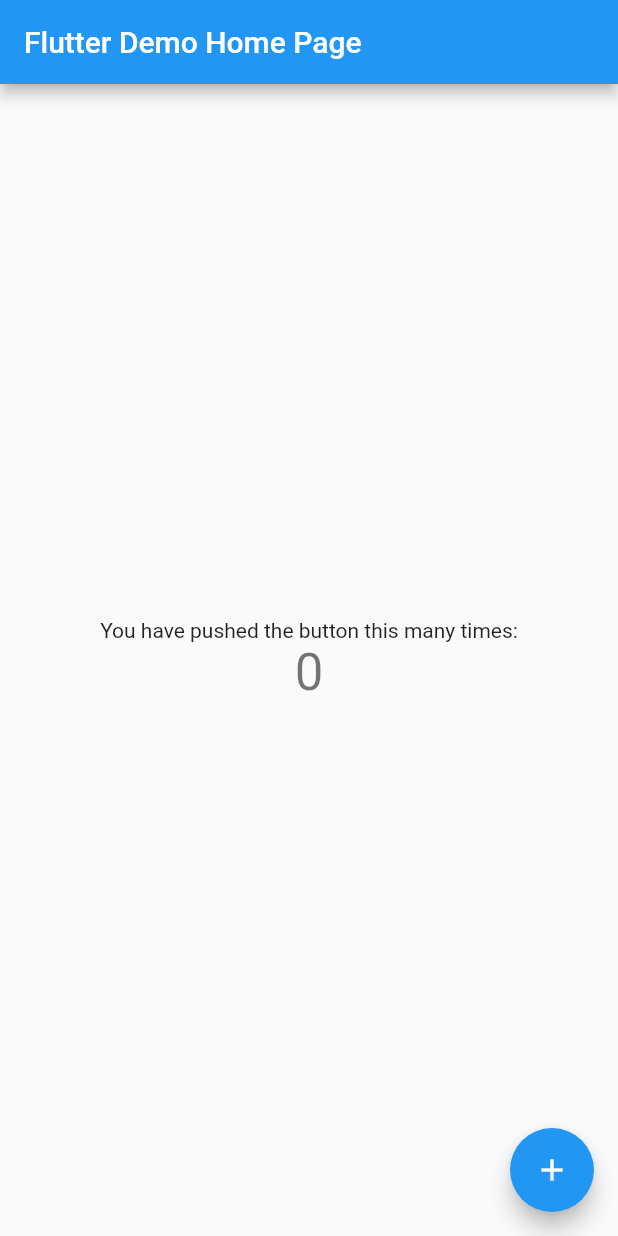
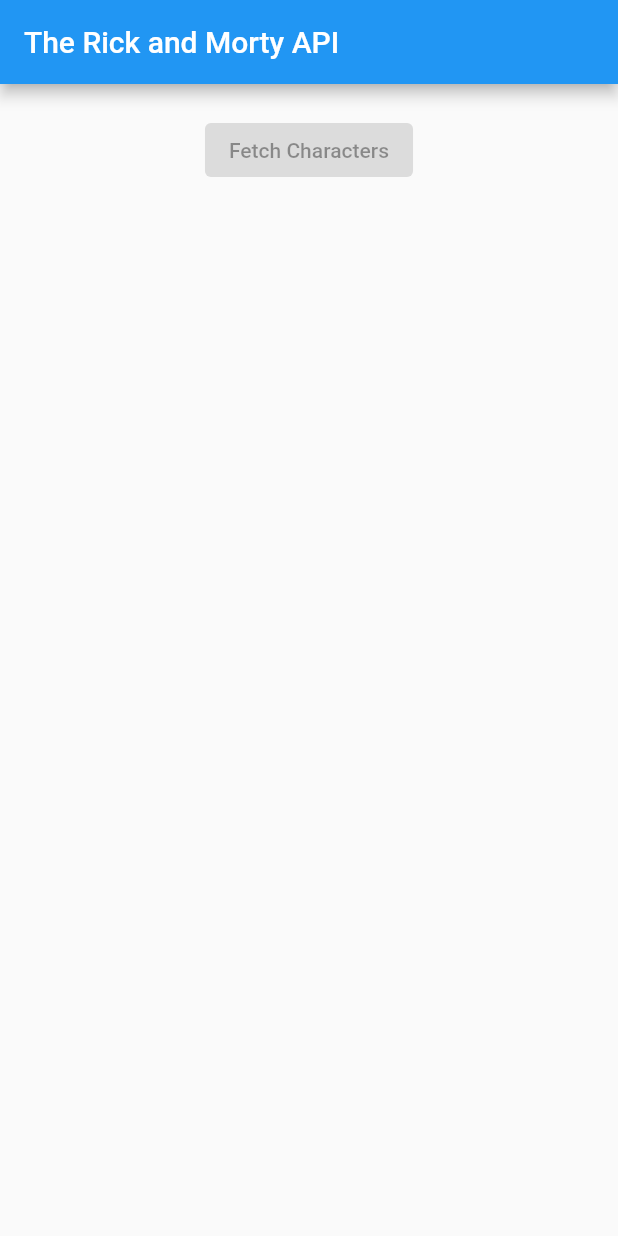
Before and after one commit to CodingFlutter/flutter_graphql, a Flutter app: the screen it shows after launch, on a phone screen of 412 x 824 dp. Run offline on Flutter 3.47's test engine with Material 2 defaults, Android fonts, the phone set to English and light mode, and no system bars; our stand-ins replace graphql_flutter.

```diff
--- /dev/null
+++ b/lib/homepage.dart
@@ -0,0 +1,54 @@
+import 'package:flutter/material.dart';
+
+class HomePage extends StatefulWidget {
+  const HomePage({Key? key}) : super(key: key);
+
+  @override
+  State<HomePage> createState() => _HomePageState();
+}
+
+class _HomePageState extends State<HomePage> {
+  List<dynamic> characters = [];
+  final bool _loading = false;
+
+  @override
+  Widget build(BuildContext context) {
+    return Scaffold(
+      appBar: AppBar(
+        title: const Text('The Rick and Morty API'),
+      ),
+      body: _loading
+          ? const CircularProgressIndicator()
+          : characters.isEmpty
+              ? Column(
+                  children: [
+                    Container(),
+                    const SizedBox(
+                      height: 20,
+                    ),
+                    const ElevatedButton(
+                      onPressed: null,
+                      child: Text('Fetch Characters'),
+                    ),
+                  ],
+                )
+              : GridView.builder(
+                  gridDelegate: const SliverGridDelegateWithFixedCrossAxisCount(
+                    crossAxisCount: 3,
+                  ),
+                  itemCount: characters.length,
+                  itemBuilder: (context, index) {
+                    return Card(
+                      child: Column(
+                        children: [
+                          Image(
+                            image: NetworkImage(characters[index]['image']),
+                          ),
+                          Text(characters[index]['name']),
+                        ],
+                      ),
+                    );
+                  }),
+    );
+  }
+}
--- a/lib/main.dart
+++ b/lib/main.dart
@@ -1,6 +1,10 @@
 import 'package:flutter/material.dart';
+import 'package:graphql_flutter/graphql_flutter.dart';
+import './homepage.dart';
 
-void main() {
+void main() async {
+  WidgetsFlutterBinding.ensureInitialized();
+  await initHiveForFlutter();
   runApp(const MyApp());
 }
 
@@ -11,105 +15,11 @@ class MyApp extends StatelessWidget {
   @override
   Widget build(BuildContext context) {
     return MaterialApp(
-      title: 'Flutter Demo',
+      title: 'GraphQL',
       theme: ThemeData(
-        // This is the theme of your application.
-        //
-        // Try running your application with "flutter run". You'll see the
-        // application has a blue toolbar. Then, without quitting the app, try
-        // changing the primarySwatch below to Colors.green and then invoke
-        // "hot reload" (press "r" in the console where you ran "flutter run",
-        // or simply save your changes to "hot reload" in a Flutter IDE).
-        // Notice that the counter didn't reset back to zero; the application
-        // is not restarted.
         primarySwatch: Colors.blue,
       ),
-      home: const MyHomePage(title: 'Flutter Demo Home Page'),
+      home: const HomePage(),
     );
   }
 }
-
-class MyHomePage extends StatefulWidget {
-  const MyHomePage({Key? key, required this.title}) : super(key: key);
-
-  // This widget is the home page of your application. It is stateful, meaning
-  // that it has a State object (defined below) that contains fields that affect
-  // how it looks.
-
-  // This class is the configuration for the state. It holds the values (in this
-  // case the title) provided by the parent (in this case the App widget) and
-  // used by the build method of the State. Fields in a Widget subclass are
-  // always marked "final".
-
-  final String title;
-
-  @override
-  State<MyHomePage> createState() => _MyHomePageState();
-}
-
-class _MyHomePageState extends State<MyHomePage> {
-  int _counter = 0;
-
-  void _incrementCounter() {
-    setState(() {
-      // This call to setState tells the Flutter framework that something has
-      // changed in this State, which causes it to rerun the build method below
-      // so that the display can reflect the updated values. If we changed
-      // _counter without calling setState(), then the build method would not be
-      // called again, and so nothing would appear to happen.
-      _counter++;
-    });
-  }
-
-  @override
-  Widget build(BuildContext context) {
-    // This method is rerun every time setState is called, for instance as done
-    // by the _incrementCounter method above.
-    //
-    // The Flutter framework has been optimized to make rerunning build methods
-    // fast, so that you can just rebuild anything that needs updating rather
-    // than having to individually change instances of widgets.
-    return Scaffold(
-      appBar: AppBar(
-        // Here we take the value from the MyHomePage object that was created by
-        // the App.build method, and use it to set our appbar title.
-        title: Text(widget.title),
-      ),
-      body: Center(
-        // Center is a layout widget. It takes a single child and positions it
-        // in the middle of the parent.
-        child: Column(
-          // Column is also a layout widget. It takes a list of children and
-          // arranges them vertically. By default, it sizes itself to fit its
-          // children horizontally, and tries to be as tall as its parent.
-          //
-          // Invoke "debug painting" (press "p" in the console, choose the
-          // "Toggle Debug Paint" action from the Flutter Inspector in Android
-          // Studio, or the "Toggle Debug Paint" command in Visual Studio Code)
-          // to see the wireframe for each widget.
-          //
-          // Column has various properties to control how it sizes itself and
-          // how it positions its children. Here we use mainAxisAlignment to
-          // center the children vertically; the main axis here is the vertical
-          // axis because Columns are vertical (the cross axis would be
-          // horizontal).
-          mainAxisAlignment: MainAxisAlignment.center,
-          children: <Widget>[
-            const Text(
-              'You have pushed the button this many times:',
-            ),
-            Text(
-              '$_counter',
-              style: Theme.of(context).textTheme.headline4,
-            ),
-          ],
-        ),
-      ),
-      floatingActionButton: FloatingActionButton(
-        onPressed: _incrementCounter,
-        tooltip: 'Increment',
-        child: const Icon(Icons.add),
-      ), // This trailing comma makes auto-formatting nicer for build methods.
-    );
-  }
-}
--- a/pubspec.yaml
+++ b/pubspec.yaml
@@ -29,6 +29,7 @@ environment:
 dependencies:
   flutter:
     sdk: flutter
+  graphql_flutter: ^5.1.0
 
 
   # The following adds the Cupertino Icons font to your application.
```
Also changed, not shown: lib/fechData/fech_data.dart (added, +26 -0 lines), pubspec.lock, 9 other files.
